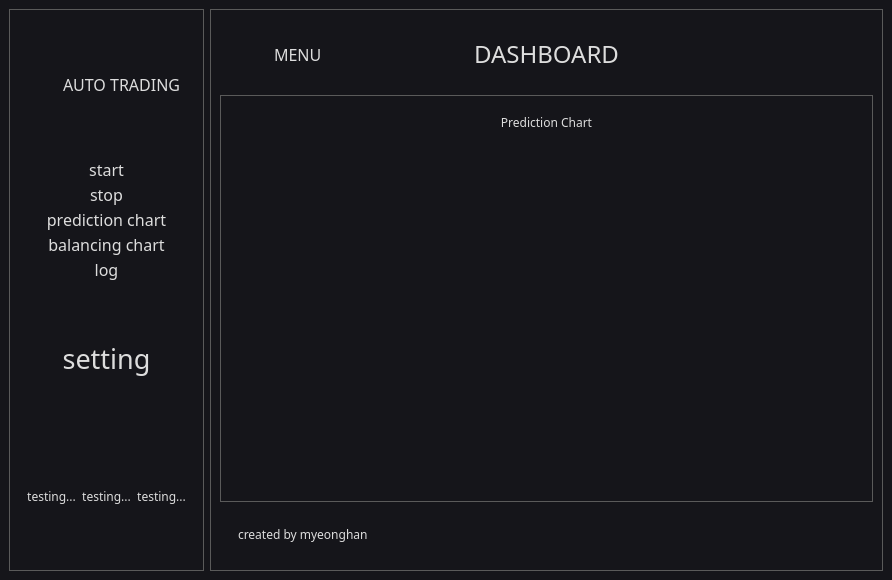
Before: the Qt Designer form ui_resource/mainWindow.ui in You-MyeongHan/binance-auto-trading-client, drawn with Qt 5.
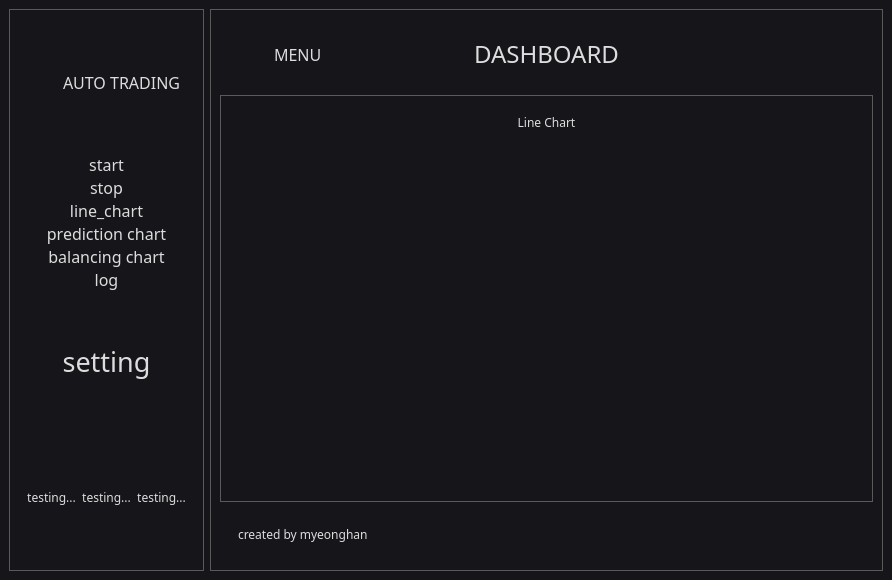
After: the same form once the commit is applied. Icons and pictures are not drawn.

The edit to the form file:
```diff
--- a/ui_resource/mainWindow.ui
+++ b/ui_resource/mainWindow.ui
@@ -409,6 +409,23 @@
             </property>
            </widget>
           </item>
+          <item>
+           <widget class="QPushButton" name="line_btn">
+            <property name="font">
+             <font>
+              <family>bahnschrift Semibold</family>
+              <pointsize>12</pointsize>
+             </font>
+            </property>
+            <property name="text">
+             <string>line_chart</string>
+            </property>
+            <property name="icon">
+             <iconset resource="../icon/resources.qrc">
+              <normaloff>:/icons/trending-up.svg</normaloff>:/icons/trending-up.svg</iconset>
+            </property>
+           </widget>
+          </item>
           <item>
            <widget class="QPushButton" name="prediction_chart_btn">
             <property name="font">
@@ -739,7 +756,7 @@
           <item>
            <widget class="QStackedWidget" name="stackedWidget">
             <property name="currentIndex">
-             <number>0</number>
+             <number>1</number>
             </property>
             <widget class="QWidget" name="prediction_chart">
              <layout class="QVBoxLayout" name="verticalLayout_5">
@@ -779,7 +796,50 @@
                 <property name="frameShadow">
                  <enum>QFrame::Raised</enum>
                 </property>
-                <layout class="QGridLayout" name="gridLayout"/>
+                <layout class="QGridLayout" name="prediction_chart_cont"/>
+               </widget>
+              </item>
+             </layout>
+            </widget>
+            <widget class="QWidget" name="line_chart">
+             <layout class="QVBoxLayout" name="verticalLayout_13">
+              <item>
+               <widget class="QFrame" name="frame_21">
+                <property name="frameShape">
+                 <enum>QFrame::StyledPanel</enum>
+                </property>
+                <property name="frameShadow">
+                 <enum>QFrame::Raised</enum>
+                </property>
+                <layout class="QVBoxLayout" name="verticalLayout_12">
+                 <item>
+                  <widget class="QLabel" name="label_9">
+                   <property name="text">
+                    <string>Line Chart</string>
+                   </property>
+                   <property name="alignment">
+                    <set>Qt::AlignCenter</set>
+                   </property>
+                  </widget>
+                 </item>
+                </layout>
+               </widget>
+              </item>
+              <item>
+               <widget class="QFrame" name="frame_20">
+                <property name="sizePolicy">
+                 <sizepolicy hsizetype="Preferred" vsizetype="Expanding">
+                  <horstretch>0</horstretch>
+                  <verstretch>0</verstretch>
+                 </sizepolicy>
+                </property>
+                <property name="frameShape">
+                 <enum>QFrame::StyledPanel</enum>
+                </property>
+                <property name="frameShadow">
+                 <enum>QFrame::Raised</enum>
+                </property>
+                <layout class="QGridLayout" name="prediction_chart_cont_2"/>
                </widget>
               </item>
              </layout>
```
